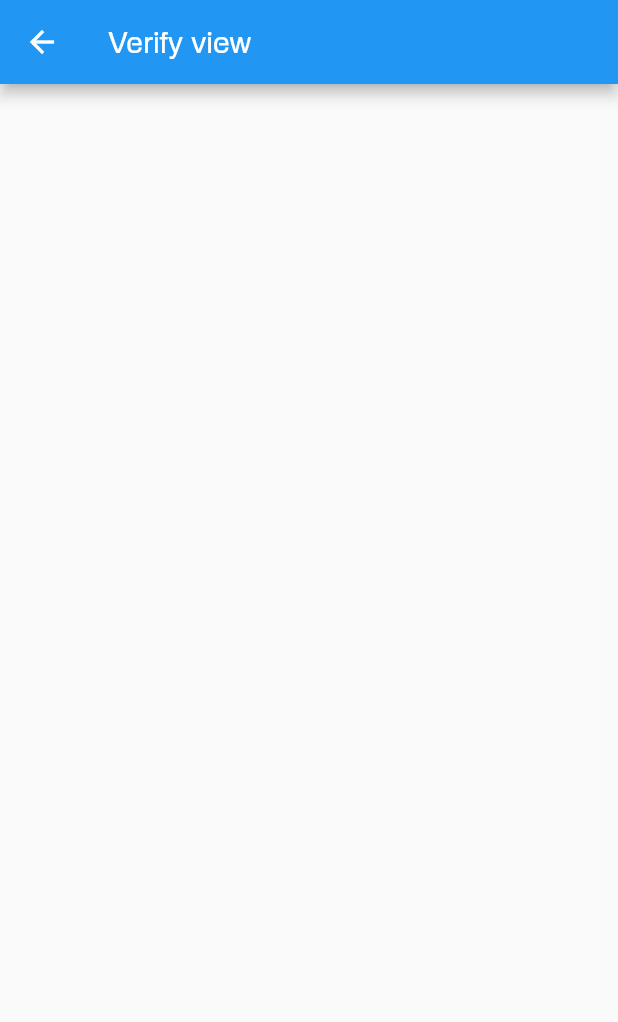
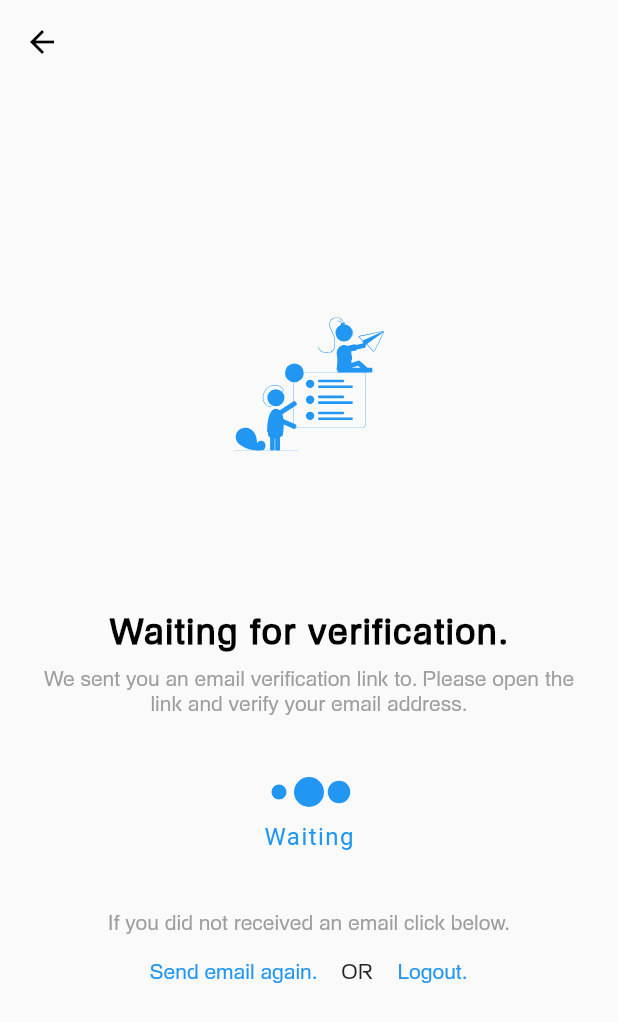
Before and after one commit to YonasAlem/covid_result_app, a Flutter app: the VerifyView screen opened by its route, on a phone screen of 412 x 824 dp. Shown: the top 1022 px of the screen. Run offline on Flutter 3.47's test engine with Material 2 defaults, Android fonts, the phone set to English and light mode, and no system bars; drawn by our look-alikes of animated_text_kit; our stand-ins replace firebase_auth, firebase_core, flutter_spinkit, flutter_svg, page_transition; accounts and stored records are empty; Roboto replaces fonts that are missing (Foo-Bold).

Commit message:
build verify screen and some minor fixes

```diff
--- a/lib/main.dart
+++ b/lib/main.dart
@@ -54,7 +54,7 @@ class MyApp extends StatelessWidget {
           case HomeView.routeName:
             return PageTransition(
               child: const HomeView(),
-              type: PageTransitionType.rightToLeft,
+              type: PageTransitionType.leftToRight,
               curve: Curves.easeIn,
               settings: settings,
             );
@@ -79,7 +79,7 @@ class FirstScreenHandler extends StatelessWidget {
               if (user.isEmailVerified) {
                 return const HomeView();
               } else {
-                return const RegisterView();
+                return const VerifyView();
               }
             } else {
               return const LoginView();
--- a/lib/services/auth_services/firebase_auth_provider.dart
+++ b/lib/services/auth_services/firebase_auth_provider.dart
@@ -97,7 +97,6 @@ class FirebaseAuthProvider implements AuthProvider {
     final user = FirebaseAuth.instance.currentUser;
     if (user != null) {
       await user.sendEmailVerification();
-      user.reload();
     } else {
       throw UserNotLoggedInAuthException();
     }
--- a/lib/views/login_view.dart
+++ b/lib/views/login_view.dart
@@ -60,7 +60,6 @@ class _LoginViewState extends State<LoginView> {
                 decoration: BoxDecoration(
                   borderRadius: BorderRadius.circular(20),
                   color: Colors.white.withOpacity(0.95),
-                  // big container shadow
                   boxShadow: const [boxShadow1],
                 ),
                 child: _formField(),
@@ -136,29 +135,21 @@ class _LoginViewState extends State<LoginView> {
     );
   }
 
-  _loginCompany() async {
-    // hide keyboard
+  Future<void> _loginCompany() async {
     FocusManager.instance.primaryFocus?.unfocus();
-
     passwordError = null;
     emailError = null;
 
     final String email = _email.text.trim().toLowerCase();
-    final String password = _password.text.trim().toLowerCase();
+    final String password = _password.text.trim();
 
     if (email.isEmpty || password.isEmpty) {
-      if (email.isEmpty) {
-        setEmailErrorMessage('Email can not be empty.');
-      }
-      if (password.isEmpty) {
-        setPasswordErrorMessage('Password can not be empty.');
-      }
+      if (email.isEmpty) setEmailErrorMessage('Email can not be empty.');
+      if (password.isEmpty) setPasswordErrorMessage('Password can not be empty.');
     } else {
       try {
         await AuthServices.firebase().login(email: email, password: password);
-
         final currentUser = AuthServices.firebase().currentUser;
-
         if (currentUser?.isEmailVerified ?? false) {
           if (mounted) {
             Navigator.of(context).pushNamedAndRemoveUntil(
@@ -180,6 +171,5 @@ class _LoginViewState extends State<LoginView> {
   }
 
   void setPasswordErrorMessage(String message) => setState(() => passwordError = message);
-
   void setEmailErrorMessage(String message) => setState(() => emailError = message);
 }
--- a/lib/views/register_view.dart
+++ b/lib/views/register_view.dart
@@ -62,7 +62,6 @@ class _RegisterViewState extends State<RegisterView> {
                 decoration: BoxDecoration(
                   borderRadius: BorderRadius.circular(20),
                   color: Colors.white.withOpacity(0.95),
-                  // big container shadow
                   boxShadow: const [boxShadow1],
                 ),
                 child: _formField(),
@@ -145,20 +144,17 @@ class _RegisterViewState extends State<RegisterView> {
   }
 
   Future<void> _registerCompany() async {
-    // hide keyboard
     FocusManager.instance.primaryFocus?.unfocus();
-
     passwordError = null;
     emailError = null;
 
     final String email = _email.text.trim().toLowerCase();
-    final String password = _password.text.trim().toLowerCase();
-    final String confirm = _confirmPassword.text.trim().toLowerCase();
+    final String password = _password.text.trim();
+    final String confirm = _confirmPassword.text.trim();
 
     if (email.isEmpty || confirm.isEmpty || password.length != confirm.length) {
-      if (email.isEmpty) {
-        setEmailErrorMessage('Email can not be empty.');
-      }
+      if (email.isEmpty) setEmailErrorMessage('Email can not be empty.');
+
       if (confirm.isEmpty || password.isEmpty) {
         setPasswordErrorMessage('Password can not be empty.');
       } else if (password.length != confirm.length) {
@@ -166,11 +162,8 @@ class _RegisterViewState extends State<RegisterView> {
       }
     } else {
       try {
-        // register new user
         await AuthServices.firebase().register(email: email, password: password);
-        // send email verification to the user
         await AuthServices.firebase().sendEmailVerification();
-        // goto the verification waiting screen
         if (mounted) Navigator.of(context).pushNamed(VerifyView.routeName);
       } on EmailAlreadyInUseAuthException {
         setEmailErrorMessage('The email is taken. Try another.');
@@ -185,6 +178,5 @@ class _RegisterViewState extends State<RegisterView> {
   }
 
   void setPasswordErrorMessage(String message) => setState(() => passwordError = message);
-
   void setEmailErrorMessage(String message) => setState(() => emailError = message);
 }
--- a/lib/views/verify_view.dart
+++ b/lib/views/verify_view.dart
@@ -1,20 +1,132 @@
-import 'package:covid_result_app/utils/colors.dart';
+import 'dart:async';
+
+import 'package:firebase_auth/firebase_auth.dart';
 import 'package:flutter/material.dart';
-import 'package:flutter/services.dart';
+import 'package:flutter_svg/svg.dart';
 
-class VerifyView extends StatelessWidget {
-  static const String routeName = '/verifyview/';
+import '../services/auth_services/auth_services.dart';
+import '../utils/colors.dart';
+import '../widgets/loading_widget.dart';
+import 'home_view.dart';
+import 'login_view.dart';
+
+class VerifyView extends StatefulWidget {
+  static const String routeName = '/verify/';
 
   const VerifyView({Key? key}) : super(key: key);
+
+  @override
+  State<VerifyView> createState() => _VerifyViewState();
+}
+
+class _VerifyViewState extends State<VerifyView> {
+  bool isVerified = false;
+  Timer? timer;
+
+  @override
+  void initState() {
+    timer = Timer.periodic(const Duration(seconds: 2), autoCheckEmailVerification);
+    super.initState();
+  }
+
+  autoCheckEmailVerification(timer) async {
+    final currentUser = FirebaseAuth.instance.currentUser;
+    await currentUser?.reload();
+    if (currentUser?.emailVerified ?? false) {
+      timer.cancel();
+      setState(() => isVerified = true);
+    }
+  }
 
   @override
   Widget build(BuildContext context) {
     return Scaffold(
       appBar: AppBar(
-        title: const Text('Verify view'),
-        systemOverlayStyle: const SystemUiOverlayStyle(
-          statusBarColor: mainColor,
-        ),
+        backgroundColor: Colors.transparent,
+        elevation: 0,
+        leading: isVerified ? const SizedBox() : BackButton(color: Colors.black),
+      ),
+      body: Column(
+        children: [
+          const SizedBox(height: 50),
+          Padding(
+            padding: const EdgeInsets.symmetric(horizontal: 20, vertical: 50),
+            child: SvgPicture.asset(
+              'assets/images/verify.svg',
+              height: 200,
+              width: 100,
+              color: isVerified ? Colors.green : mainColor,
+            ),
+          ),
+          Text(
+            isVerified ? 'Verification Success!' : 'Waiting for verification.',
+            style: TextStyle(
+              fontSize: 24,
+              fontWeight: FontWeight.bold,
+              letterSpacing: 1,
+              color: isVerified ? Colors.green : Colors.black,
+            ),
+          ),
+          const SizedBox(height: 10),
+          Padding(
+            padding: const EdgeInsets.symmetric(horizontal: 20),
+            child: Text(
+              isVerified
+                  ? 'the email verification was success. click the below button to go to the homepage.'
+                  : 'We sent you an email verification link to. Please open the link and verify your email address.',
+              textAlign: TextAlign.center,
+              style: const TextStyle(color: Colors.grey),
+            ),
+          ),
+          const SizedBox(height: 30),
+          if (!isVerified)
+            const LoadingWidget(
+              color: mainColor,
+              title: 'Waiting',
+            )
+          else
+            const Icon(
+              Icons.check,
+              color: Colors.green,
+            ),
+          const SizedBox(height: 40),
+          if (isVerified == false)
+            const Text(
+              'If you did not received an email click below.',
+              textAlign: TextAlign.center,
+              style: TextStyle(
+                color: Colors.grey,
+              ),
+            ),
+          if (isVerified == false)
+            Row(
+              mainAxisAlignment: MainAxisAlignment.center,
+              children: [
+                TextButton(
+                  onPressed: () async {
+                    await AuthServices.firebase().sendEmailVerification();
+                  },
+                  child: const Text('Send email again.'),
+                ),
+                const Text('  OR  '),
+                TextButton(
+                  onPressed: () => Navigator.of(context).pushNamedAndRemoveUntil(
+                    LoginView.routeName,
+                    (route) => false,
+                  ),
+                  child: const Text('Logout.'),
+                ),
+              ],
+            ),
+          if (isVerified)
+            TextButton(
+              onPressed: () => Navigator.of(context).pushNamedAndRemoveUntil(
+                HomeView.routeName,
+                (route) => false,
+              ),
+              child: const Text('Goto HomePage >>>'),
+            ),
+        ],
       ),
     );
   }
--- /dev/null
+++ b/lib/widgets/loading_widget.dart
@@ -0,0 +1,34 @@
+import 'package:flutter/material.dart';
+import 'package:flutter_spinkit/flutter_spinkit.dart';
+
+class LoadingWidget extends StatelessWidget {
+  const LoadingWidget({
+    Key? key,
+    this.color,
+    this.title,
+  }) : super(key: key);
+
+  final Color? color;
+  final String? title;
+
+  @override
+  Widget build(BuildContext context) {
+    return Column(
+      children: [
+        SpinKitThreeInOut(
+          color: color ?? Colors.white,
+          size: 40,
+        ),
+        Text(
+          title ?? 'Loading',
+          style: TextStyle(
+            letterSpacing: 1,
+            fontFamily: 'Foo-Bold',
+            fontSize: 16,
+            color: color ?? Colors.white,
+          ),
+        ),
+      ],
+    );
+  }
+}
--- a/pubspec.yaml
+++ b/pubspec.yaml
@@ -38,6 +38,8 @@ dependencies:
   animated_text_kit: ^4.2.1
   firebase_core: ^1.17.1
   firebase_auth: ^3.3.19
+  flutter_svg: ^1.1.0
+  flutter_spinkit: ^5.1.0
 
 dev_dependencies:
   flutter_test:
```
Also changed, not shown: assets/images/verify.svg (added), pubspec.lock.
